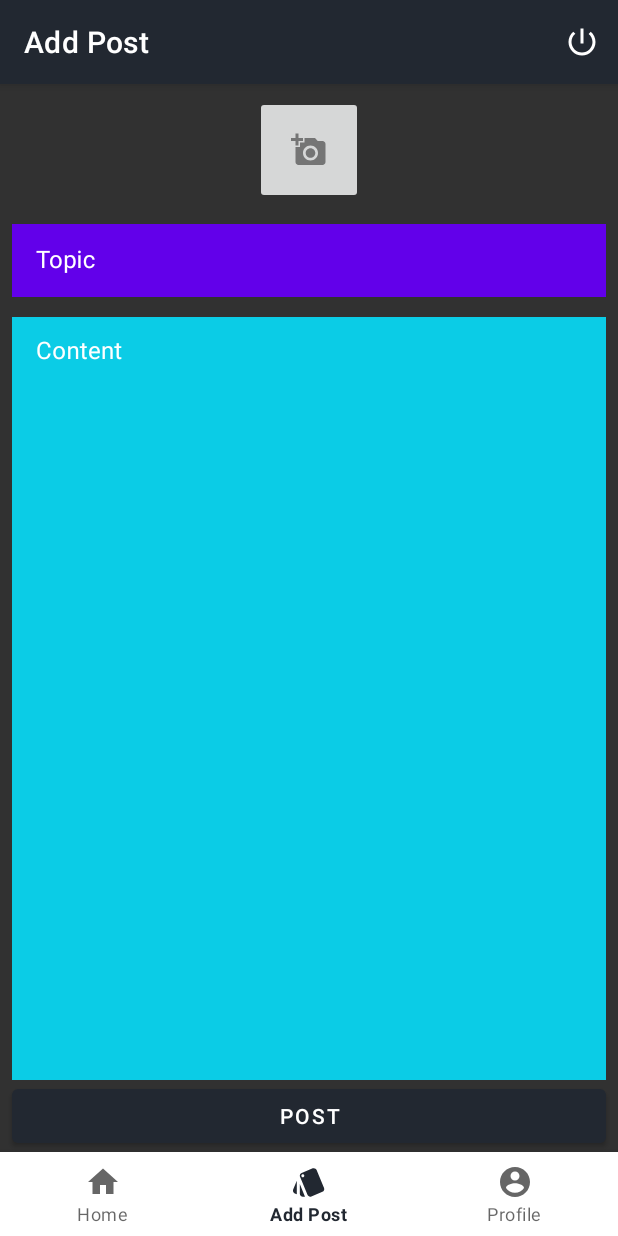
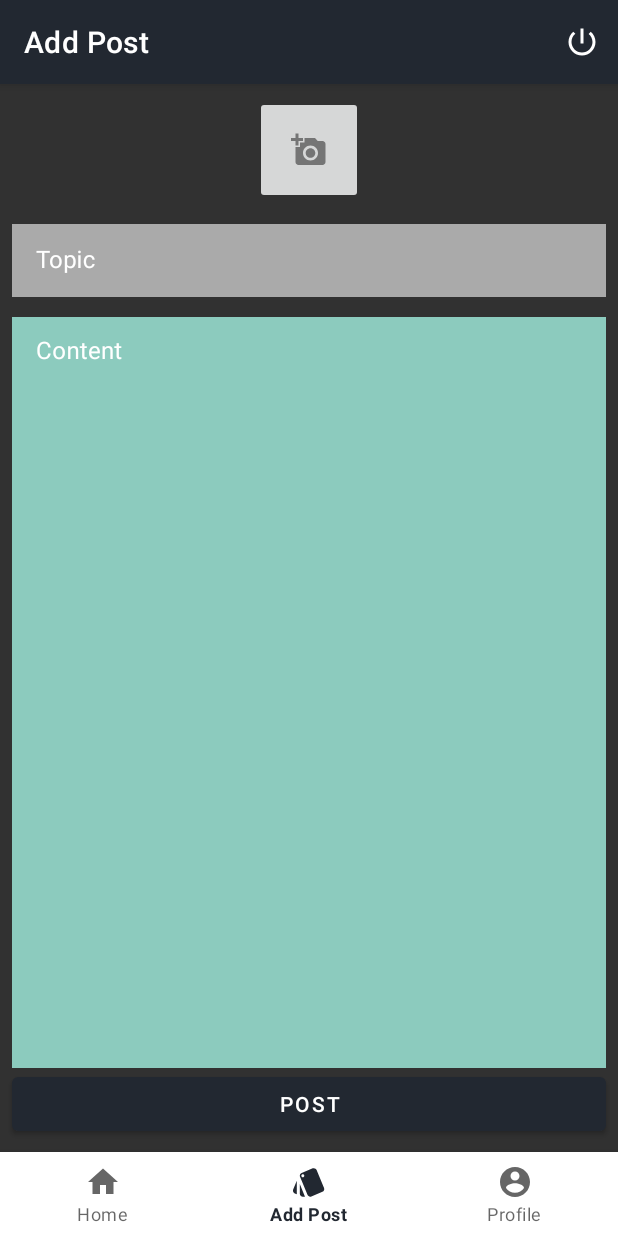
Before and after one commit to narwalabhi/PostApp, an Android app: the AddPostFragment screen opened through its navigation route, on a phone screen of 412 x 824 dp. Run offline under Robolectric (Android 15) with nearby library versions, the phone set to English and light mode, and no system bars; our stand-ins replace Firebase (no records; nobody signed in at launch, a user with empty details on screens opened directly), Picasso, navigation-ui.

```diff
--- a/app/src/main/res/layout/fragment_dashboard.xml
+++ b/app/src/main/res/layout/fragment_dashboard.xml
@@ -28,6 +28,10 @@
         android:layout_marginStart="8dp"
         android:layout_marginEnd="8dp"
         android:layout_marginBottom="8dp"
+        app:boxCornerRadiusBottomEnd="4dp"
+        app:boxCornerRadiusBottomStart="4dp"
+        app:boxCornerRadiusTopEnd="4dp"
+        app:boxCornerRadiusTopStart="4dp"
         app:layout_constraintBottom_toTopOf="@+id/TexInputLayoutContent"
         app:layout_constraintEnd_toEndOf="parent"
         app:layout_constraintStart_toStartOf="parent"
@@ -37,7 +41,7 @@
             android:id="@+id/etTopic"
             android:layout_width="match_parent"
             android:layout_height="wrap_content"
-            android:background="@color/colorPrimary"
+            android:background="@android:color/darker_gray"
             android:hint="Topic"
             android:textColor="#FFFFFF"
             android:textColorHint="#FFFFFF" />
@@ -59,7 +63,7 @@
             android:id="@+id/etContent"
             android:layout_width="match_parent"
             android:layout_height="match_parent"
-            android:background="@color/endColor"
+            android:background="#8ccbbe"
             android:gravity="start"
             android:hint="Content"
             android:textColor="#FFFFFF"
@@ -71,6 +75,7 @@
         android:id="@+id/btnPost"
         android:layout_width="0dp"
         android:layout_height="wrap_content"
+        android:layout_marginBottom="8dp"
         android:text="POST"
         app:layout_constraintBottom_toBottomOf="parent"
         app:layout_constraintEnd_toEndOf="@+id/TexInputLayoutContent"
```
